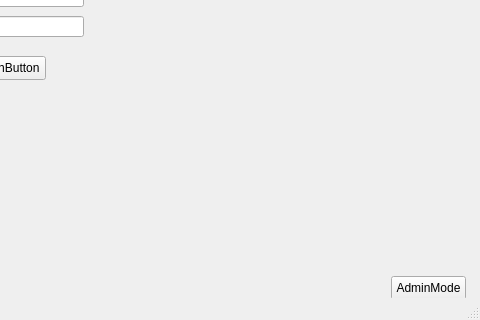
First picture: the form in Attendance_Qt/Attendance_Qt.ui, repository JohnnyLiang-OTU/Lab_Helper, before the edit; both pictures show x 109 to 589 and y 130 to 450 of the 589 by 450 pixel window.
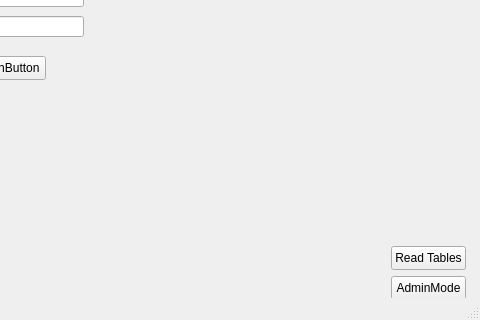
Second picture: the form after the edit.

Commit message: Read from database is possible, fixed linker errors for desktop

```diff
--- a/Attendance_Qt/Attendance_Qt.ui
+++ b/Attendance_Qt/Attendance_Qt.ui
@@ -89,6 +89,19 @@
      <bool>false</bool>
     </property>
    </widget>
+   <widget class="QPushButton" name="button_read">
+    <property name="geometry">
+     <rect>
+      <x>500</x>
+      <y>340</y>
+      <width>75</width>
+      <height>24</height>
+     </rect>
+    </property>
+    <property name="text">
+     <string>Read Tables</string>
+    </property>
+   </widget>
   </widget>
   <widget class="QMenuBar" name="menuBar">
    <property name="geometry">
```
The commit also changes 38 other files.
